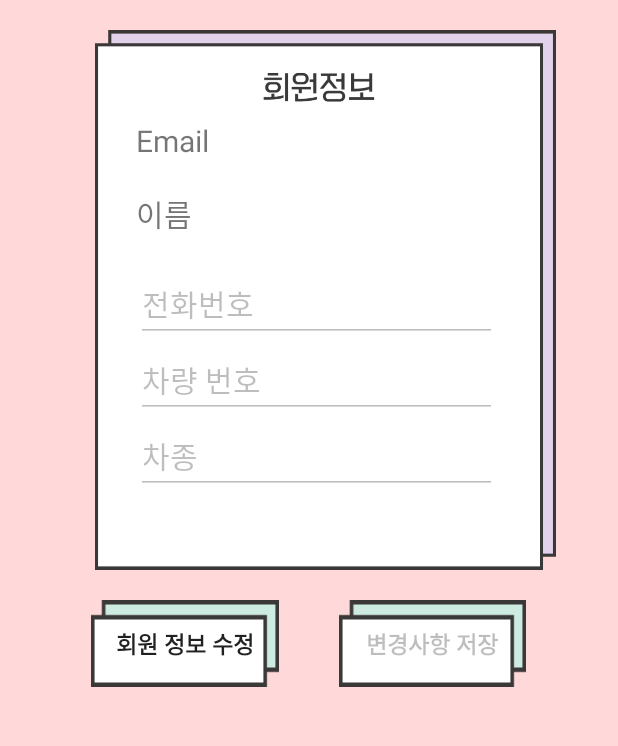
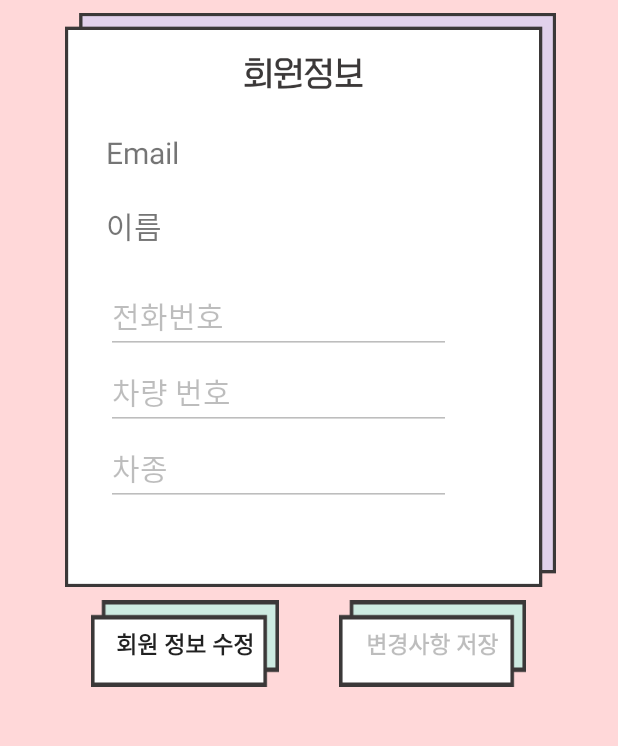
Before and after one commit to drather/FirebaseTest01, an Android app: the ProfileActivity screen opened directly, with no data from a screen before it, on a phone screen of 412 x 824 dp, the part 299-1045 px from its top. Run offline under Robolectric (Android 15) with nearby library versions, the phone set to English and light mode, and no system bars; our stand-ins replace Firebase (no records; nobody signed in at launch, a user with empty details on screens opened directly); 7 statements that could not run were skipped.

Commit message:
activity_profile margintop 수정

```diff
--- a/app/src/main/res/layout/activity_profile.xml
+++ b/app/src/main/res/layout/activity_profile.xml
@@ -52,23 +52,23 @@ tools:context=".ProfileActivity">
         android:layout_alignParentRight="true"
         android:layout_gravity="center"
 
-        android:layout_marginStart="50dp"
+        android:layout_marginStart="30dp"
         android:layout_marginLeft="48dp"
-        android:layout_marginTop="80dp"
-        android:layout_marginEnd="43dp"
+        android:layout_marginTop="88dp"
+        android:layout_marginEnd="42dp"
         android:layout_marginRight="43dp"
         android:orientation="vertical">
 
         <TextView
             android:id="@+id/textView_email_profile"
-            android:layout_width="300dp"
+            android:layout_width="230dp"
             android:layout_height="wrap_content"
             android:text="Email"
             android:textSize="20dp"></TextView>
 
         <TextView
             android:id="@+id/textView_name_profile"
-            android:layout_width="300dp"
+            android:layout_width="230dp"
             android:layout_height="wrap_content"
             android:layout_marginTop="20dp"
             android:text="이름"
@@ -78,7 +78,7 @@ tools:context=".ProfileActivity">
 
         <EditText
             android:id="@+id/editText_phoneNum_profile"
-            android:layout_width="300dp"
+            android:layout_width="230dp"
             android:layout_height="wrap_content"
             android:layout_centerHorizontal="true"
             android:layout_marginTop="20dp"
@@ -90,7 +90,7 @@ tools:context=".ProfileActivity">
 
         <EditText
             android:id="@+id/editText_carNum_profile"
-            android:layout_width="300dp"
+            android:layout_width="230dp"
             android:layout_height="wrap_content"
             android:layout_centerHorizontal="true"
             android:enabled="false"
@@ -102,7 +102,7 @@ tools:context=".ProfileActivity">
 
         <EditText
             android:id="@+id/editText_carType_profile"
-            android:layout_width="300dp"
+            android:layout_width="230dp"
             android:layout_height="wrap_content"
             android:layout_centerHorizontal="true"
             android:enabled="false"
```
